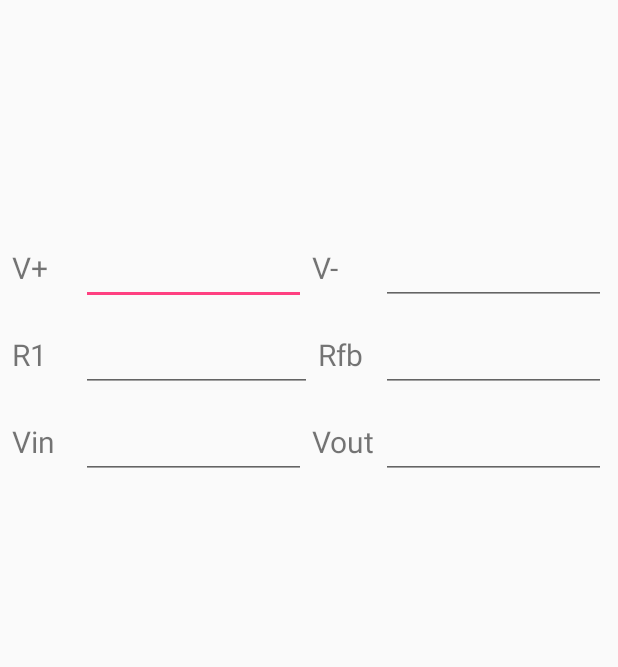
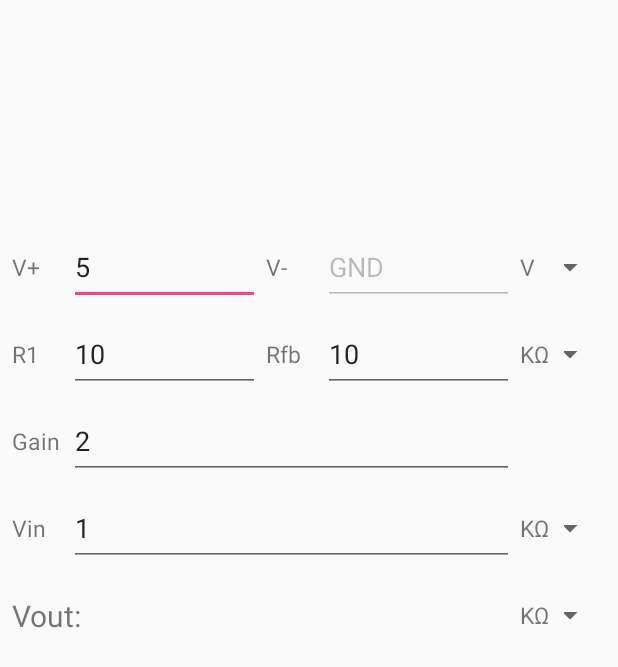
Before and after one commit to JeppeSRC/eCalc, an Android app: the layout opamp_noninverting_layout.xml on its own in the app's theme, with its tools: preview values and no code run, on a phone screen of 412 x 824 dp. Shown: the top 667 px of the screen. Run offline under Robolectric (Android 15) with nearby library versions, the phone set to English and light mode, and no system bars.

Commit message:
Noninverting completed (hopefully)

```diff
--- a/app/src/main/java/com/theholyhorse/ecalc/MainActivity.java
+++ b/app/src/main/java/com/theholyhorse/ecalc/MainActivity.java
@@ -23,8 +23,10 @@ public class MainActivity extends AppCompatActivity implements NavigationView.On
     private DrawerLayout drawerLayout;
     private NavigationView navigationView;
     private static SharedPreferences sharedPreferences;
+    private static MainActivity mainActivity;
 
     protected void onCreate(Bundle savedInstanceState) {
+        mainActivity = this;
         super.onCreate(savedInstanceState);
         setContentView(R.layout.drawer_layout);
 
@@ -122,4 +124,8 @@ public class MainActivity extends AppCompatActivity implements NavigationView.On
     public static SharedPreferences getSharedPreferences() {
         return sharedPreferences;
     }
+
+    public static MainActivity get() {
+        return mainActivity;
+    }
 }
--- a/app/src/main/res/layout/opamp_noninverting_layout.xml
+++ b/app/src/main/res/layout/opamp_noninverting_layout.xml
@@ -18,13 +18,13 @@
     <!-- First row -->
     <TextView
         android:id="@+id/lbl_vcc"
-        android:layout_width="42dp"
+        android:layout_width="@dimen/label_width"
         android:layout_height="50dp"
         android:layout_marginStart="8dp"
         android:layout_marginTop="8dp"
         android:gravity="center_vertical"
         android:text="V+"
-        android:textSize="20sp"
+        android:textSize="@dimen/text_size"
         app:layout_constraintEnd_toStartOf="@id/edt_vcc"
         app:layout_constraintStart_toStartOf="parent"
         app:layout_constraintTop_toBottomOf="@id/opamp_noninverting_image" />
@@ -36,19 +36,20 @@
         android:layout_marginStart="4dp"
         android:layout_marginTop="8dp"
         android:inputType="numberDecimal"
+        android:text="5"
         app:layout_constraintEnd_toStartOf="@+id/lbl_gnd"
         app:layout_constraintStart_toEndOf="@id/lbl_vcc"
         app:layout_constraintTop_toBottomOf="@id/opamp_noninverting_image" />
 
     <TextView
         android:id="@+id/lbl_gnd"
-        android:layout_width="42dp"
+        android:layout_width="@dimen/label_width"
         android:layout_height="50dp"
         android:layout_marginStart="4dp"
         android:layout_marginTop="8dp"
         android:gravity="center_vertical"
         android:text="V-"
-        android:textSize="20sp"
+        android:textSize="@dimen/text_size"
         app:layout_constraintEnd_toStartOf="@id/edt_gnd"
         app:layout_constraintStart_toEndOf="@id/edt_vcc"
         app:layout_constraintTop_toBottomOf="@id/opamp_noninverting_image" />
@@ -57,25 +58,50 @@
         android:id="@+id/edt_gnd"
         android:layout_width="0dp"
         android:layout_height="50dp"
+        android:layout_marginEnd="4dp"
+        android:layout_marginStart="4dp"
+        android:layout_marginTop="8dp"
+        android:enabled="false"
+        android:inputType="numberDecimal"
+        android:text="GND"
+        app:layout_constraintEnd_toStartOf="@id/lbl_vcc_prefix"
+        app:layout_constraintStart_toEndOf="@id/lbl_gnd"
+        app:layout_constraintTop_toBottomOf="@id/opamp_noninverting_image" />
+
+    <TextView
+        android:id="@+id/lbl_vcc_prefix"
+        android:layout_width="25dp"
+        android:layout_height="50dp"
+        android:layout_marginTop="8dp"
+        android:gravity="center_vertical"
+        android:text="V"
+        android:textSize="@dimen/text_size"
+        app:layout_constraintEnd_toStartOf="@id/sp_vcc"
+        app:layout_constraintStart_toEndOf="@id/edt_gnd"
+        app:layout_constraintTop_toBottomOf="@id/opamp_noninverting_image" />
+
+    <Spinner
+        android:id="@+id/sp_vcc"
+        android:layout_width="28dp"
+        android:layout_height="50dp"
         android:layout_marginEnd="8dp"
         android:layout_marginStart="4dp"
         android:layout_marginTop="8dp"
-        android:inputType="numberDecimal"
         app:layout_constraintEnd_toEndOf="parent"
-        app:layout_constraintStart_toEndOf="@id/lbl_gnd"
+        app:layout_constraintStart_toEndOf="@id/lbl_vcc_prefix"
         app:layout_constraintTop_toBottomOf="@id/opamp_noninverting_image" />
 
 <!-- Second Row -->
 
     <TextView
         android:id="@+id/lbl_r1"
-        android:layout_width="42dp"
+        android:layout_width="@dimen/label_width"
         android:layout_height="50dp"
         android:layout_marginStart="8dp"
         android:layout_marginTop="8dp"
         android:gravity="center_vertical"
         android:text="R1"
-        android:textSize="20sp"
+        android:textSize="@dimen/text_size"
         app:layout_constraintEnd_toStartOf="@id/edt_r1"
         app:layout_constraintStart_toStartOf="parent"
         app:layout_constraintTop_toBottomOf="@id/lbl_vcc" />
@@ -87,19 +113,21 @@
         android:layout_marginStart="4dp"
         android:layout_marginTop="8dp"
         android:inputType="numberDecimal"
+        android:text="10"
         app:layout_constraintEnd_toStartOf="@+id/lbl_rfb"
         app:layout_constraintStart_toEndOf="@id/lbl_r1"
         app:layout_constraintTop_toBottomOf="@id/edt_vcc" />
 
     <TextView
         android:id="@+id/lbl_rfb"
-        android:layout_width="42dp"
+        android:layout_width="@dimen/label_width"
         android:layout_height="50dp"
+        android:layout_marginEnd="4dp"
         android:layout_marginStart="4dp"
         android:layout_marginTop="8dp"
         android:gravity="center_vertical"
         android:text="Rfb"
-        android:textSize="20sp"
+        android:textSize="@dimen/text_size"
         app:layout_constraintEnd_toStartOf="@id/edt_rfb"
         app:layout_constraintStart_toEndOf="@id/edt_r1"
         app:layout_constraintTop_toBottomOf="@id/lbl_gnd" />
@@ -108,65 +136,157 @@
         android:id="@+id/edt_rfb"
         android:layout_width="0dp"
         android:layout_height="50dp"
+        android:layout_marginEnd="4dp"
+        android:layout_marginStart="4dp"
+        android:layout_marginTop="8dp"
+        android:inputType="numberDecimal"
+        android:text="10"
+        app:layout_constraintEnd_toStartOf="@id/lbl_ohm_prefix"
+        app:layout_constraintStart_toEndOf="@id/lbl_gnd"
+        app:layout_constraintTop_toBottomOf="@id/edt_gnd" />
+
+    <TextView
+        android:id="@+id/lbl_ohm_prefix"
+        android:layout_width="25dp"
+        android:layout_height="50dp"
+        android:layout_marginTop="8dp"
+        android:gravity="center_vertical"
+        android:text="K\u2126"
+        android:textSize="@dimen/text_size"
+        app:layout_constraintEnd_toStartOf="@id/sp_vcc"
+        app:layout_constraintStart_toEndOf="@id/edt_gnd"
+        app:layout_constraintTop_toBottomOf="@id/edt_gnd" />
+
+    <Spinner
+        android:id="@+id/sp_ohm"
+        android:layout_width="28dp"
+        android:layout_height="50dp"
         android:layout_marginEnd="8dp"
         android:layout_marginStart="4dp"
         android:layout_marginTop="8dp"
-        android:inputType="numberDecimal"
         app:layout_constraintEnd_toEndOf="parent"
-        app:layout_constraintStart_toEndOf="@id/lbl_gnd"
+        app:layout_constraintStart_toEndOf="@id/lbl_ohm_prefix"
         app:layout_constraintTop_toBottomOf="@id/edt_gnd" />
 
     <!-- Third Row -->
 
     <TextView
         android:id="@+id/lbl_vin"
-        android:layout_width="42dp"
+        android:layout_width="@dimen/label_width"
         android:layout_height="50dp"
         android:layout_marginStart="8dp"
         android:layout_marginTop="8dp"
         android:gravity="center_vertical"
         android:text="Vin"
-        android:textSize="20sp"
+        android:textSize="@dimen/text_size"
         app:layout_constraintEnd_toStartOf="@id/edt_vin"
         app:layout_constraintStart_toStartOf="parent"
-        app:layout_constraintTop_toBottomOf="@id/lbl_r1" />
+        app:layout_constraintTop_toBottomOf="@id/lbl_gain" />
 
     <EditText
         android:id="@+id/edt_vin"
         android:layout_width="0dp"
         android:layout_height="50dp"
+        android:layout_marginEnd="4dp"
         android:layout_marginStart="4dp"
         android:layout_marginTop="8dp"
         android:inputType="numberDecimal"
-        app:layout_constraintEnd_toStartOf="@+id/lbl_vout"
+        android:text="1"
+        app:layout_constraintEnd_toStartOf="@id/lbl_vin_prefix"
         app:layout_constraintStart_toEndOf="@id/lbl_vin"
-        app:layout_constraintTop_toBottomOf="@id/edt_r1" />
+        app:layout_constraintTop_toBottomOf="@id/lbl_gain" />
 
     <TextView
-        android:id="@+id/lbl_vout"
-        android:layout_width="42dp"
+        android:id="@+id/lbl_vin_prefix"
+        android:layout_width="25dp"
         android:layout_height="50dp"
-        android:layout_marginStart="4dp"
         android:layout_marginTop="8dp"
         android:gravity="center_vertical"
-        android:text="Vout"
-        android:textSize="20sp"
-        app:layout_constraintEnd_toStartOf="@id/edt_vout"
+        android:text="K\u2126"
+        android:textSize="@dimen/text_size"
+        app:layout_constraintEnd_toStartOf="@id/sp_vin"
         app:layout_constraintStart_toEndOf="@id/edt_vin"
-        app:layout_constraintTop_toBottomOf="@id/lbl_rfb" />
+        app:layout_constraintTop_toBottomOf="@id/lbl_gain" />
 
-    <EditText
-        android:id="@+id/edt_vout"
-        android:layout_width="0dp"
+    <Spinner
+        android:id="@+id/sp_vin"
+        android:layout_width="28dp"
         android:layout_height="50dp"
         android:layout_marginEnd="8dp"
         android:layout_marginStart="4dp"
         android:layout_marginTop="8dp"
+        app:layout_constraintEnd_toEndOf="parent"
+        app:layout_constraintStart_toEndOf="@id/lbl_vin_prefix"
+        app:layout_constraintTop_toBottomOf="@id/lbl_gain" />
+
+    <!-- Fourth Row -->
+
+    <TextView
+        android:id="@+id/lbl_gain"
+        android:layout_width="@dimen/label_width"
+        android:layout_height="50dp"
+        android:layout_marginStart="8dp"
+        android:layout_marginTop="8dp"
+        android:gravity="center_vertical"
+        android:text="Gain"
+        android:textSize="@dimen/text_size"
+        app:layout_constraintEnd_toStartOf="@id/edt_gain"
+        app:layout_constraintStart_toStartOf="parent"
+        app:layout_constraintTop_toBottomOf="@id/lbl_r1" />
+
+    <EditText
+        android:id="@+id/edt_gain"
+        android:layout_width="0dp"
+        android:layout_height="50dp"
+        android:layout_marginStart="4dp"
+        android:layout_marginTop="8dp"
         android:inputType="numberDecimal"
+        android:text="2"
+        app:layout_constraintEnd_toEndOf="@id/edt_vin"
+        app:layout_constraintStart_toEndOf="@id/lbl_gain"
+        app:layout_constraintTop_toBottomOf="@id/lbl_r1" />
+
+    <!-- Fifth Row -->
+
+    <TextView
+        android:id="@+id/lbl_vout"
+        android:layout_width="0dp"
+        android:layout_height="50dp"
+        android:layout_marginEnd="4dp"
+        android:layout_marginStart="8dp"
+        android:layout_marginTop="8dp"
+        android:gravity="center_vertical"
+        android:text="Vout: "
+        android:textSize="20sp"
+        app:layout_constraintEnd_toStartOf="@id/lbl_vout_prefix"
+        app:layout_constraintStart_toStartOf="parent"
+        app:layout_constraintTop_toBottomOf="@id/lbl_vin" />
+
+    <TextView
+        android:id="@+id/lbl_vout_prefix"
+        android:layout_width="25dp"
+        android:layout_height="50dp"
+        android:layout_marginTop="8dp"
+        android:gravity="center_vertical"
+        android:text="K\u2126"
+        android:textSize="@dimen/text_size"
+        app:layout_constraintEnd_toStartOf="@id/sp_vout"
+        app:layout_constraintStart_toEndOf="@id/lbl_vout"
+        app:layout_constraintTop_toBottomOf="@id/lbl_vin" />
+
+    <Spinner
+        android:id="@+id/sp_vout"
+        android:layout_width="28dp"
+        android:layout_height="50dp"
+        android:layout_marginEnd="8dp"
+        android:layout_marginStart="4dp"
+        android:layout_marginTop="8dp"
         app:layout_constraintEnd_toEndOf="parent"
-        app:layout_constraintStart_toEndOf="@id/lbl_vout"
-        app:layout_constraintTop_toBottomOf="@id/edt_rfb" />
+        app:layout_constraintStart_toEndOf="@id/lbl_vout_prefix"
+        app:layout_constraintTop_toBottomOf="@id/lbl_vin" />
 
+       <!-- Status View -->
+    <!--
     <TextView
         android:id="@+id/tv_status"
         android:layout_width="0dp"
@@ -176,8 +296,8 @@
         android:layout_marginTop="4dp"
         app:layout_constraintStart_toStartOf="parent"
         app:layout_constraintEnd_toEndOf="parent"
-        app:layout_constraintTop_toBottomOf="@id/lbl_vin"
+        app:layout_constraintTop_toBottomOf="@id/lbl_vout"
         app:layout_constraintBottom_toBottomOf="parent" />
 
-
+-->
 </android.support.constraint.ConstraintLayout>
--- a/app/src/main/res/values/dimens.xml
+++ b/app/src/main/res/values/dimens.xml
@@ -6,4 +6,6 @@
     <dimen name="nav_header_height">176dp</dimen>
     <dimen name="fab_margin">16dp</dimen>
     <dimen name="layout_margin">5dp</dimen>
+    <dimen name="text_size">15sp</dimen>
+    <dimen name="label_width">34dp</dimen>
 </resources>
```
Also changed, not shown: app/src/main/java/com/theholyhorse/ecalc/fragments/opamp/OpAmpNonInverting.java (+256 -3 lines), app/src/main/res/values/array.xml (added, +23 -0 lines).
